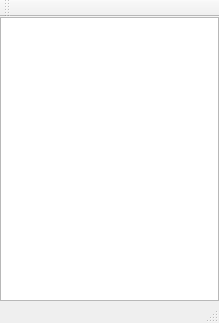
Before: the Qt Designer form chat/source/windows/application_window.ui in nsk90/chat, drawn with Qt 5.
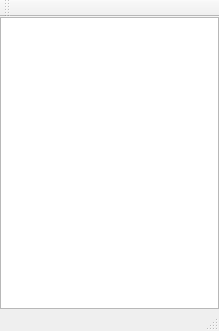
After: the same form once the commit is applied.

Diff of the .ui file:
```diff
--- a/chat/source/windows/application_window.ui
+++ b/chat/source/windows/application_window.ui
@@ -7,7 +7,7 @@
     <x>0</x>
     <y>0</y>
     <width>219</width>
-    <height>323</height>
+    <height>331</height>
    </rect>
   </property>
   <property name="windowTitle">
```
Left out of the diff: 2 changed lines with no effect on the pictures.
